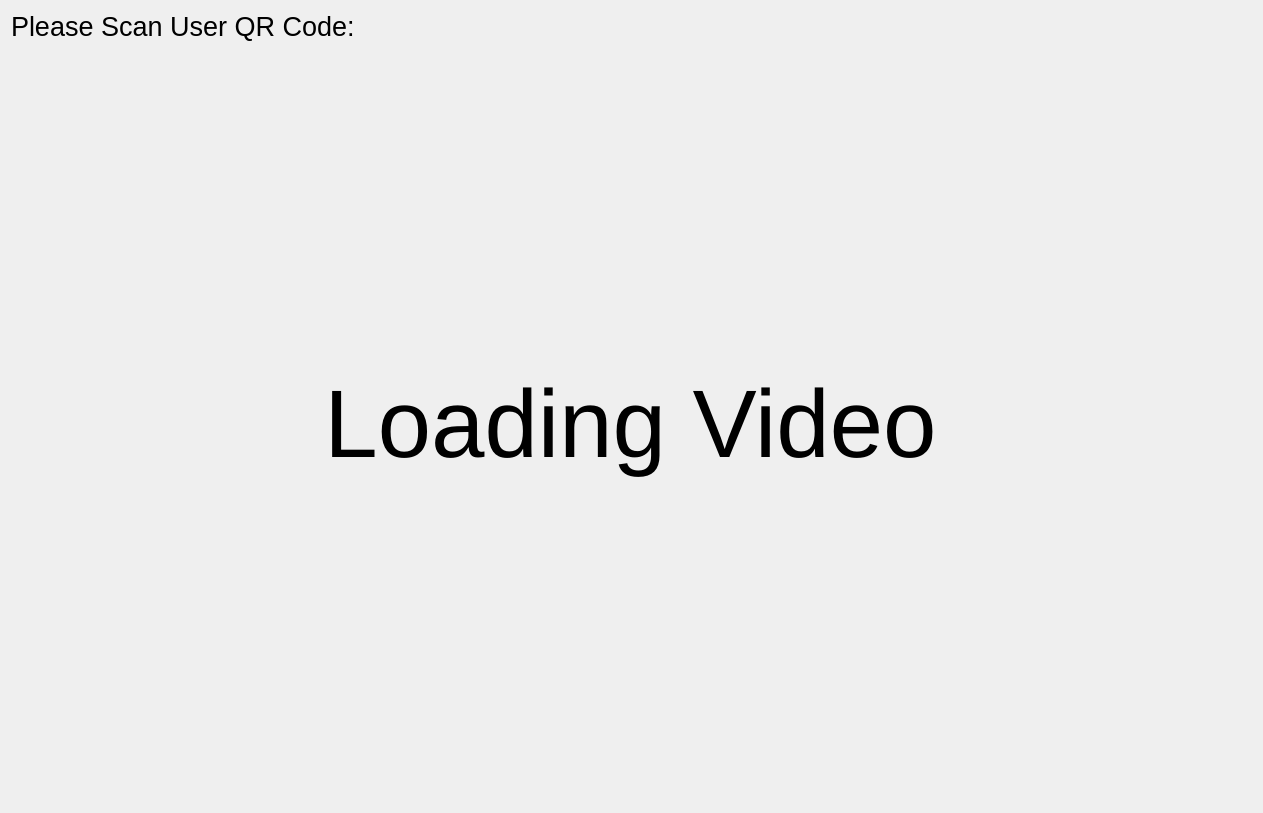
This is ui/login.ui in pcdshub/stock-management as Qt 5 draws it before an edit. The edited form follows.
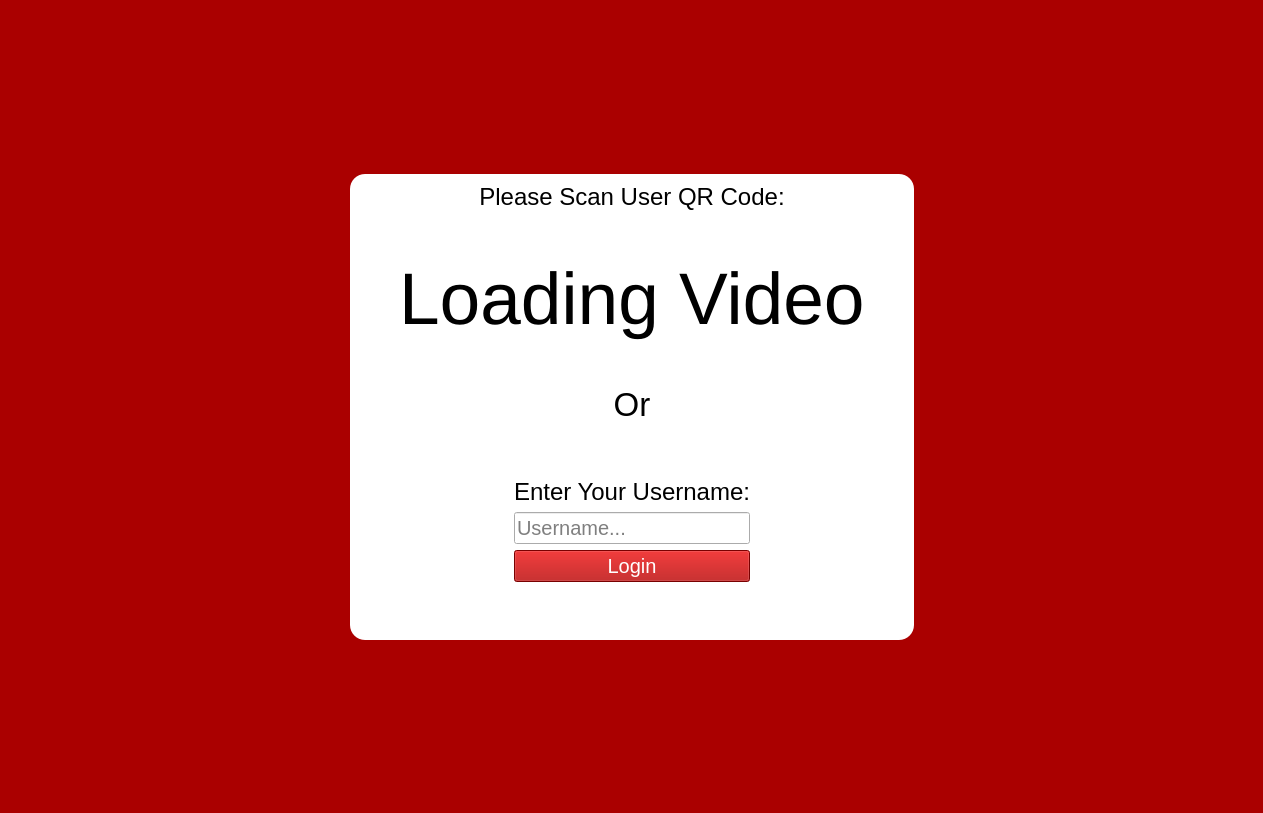
This is the edited form.

Commit message:
Creating Login Form Functionality
- In login.ui: made a clean form ui to login using a username, no password is required because nothing is required for the current system.

- In main.ui: changing instances of "exit" to "Log Out"

- In scanner.py: simplified some logic, added form functionality, and some error handling. Added logs for users logging out.

- In app.py: changed the exit button into the login button and made it log out, traversing to login.ui instead of exiting.

- In abstract.py: made `to_page()` more efficient using super and its @override method

Diff of the .ui file:
```diff
--- a/ui/login.ui
+++ b/ui/login.ui
@@ -16,37 +16,141 @@
     <verstretch>0</verstretch>
    </sizepolicy>
   </property>
-  <layout class="QVBoxLayout" name="_2">
-   <property name="sizeConstraint">
-    <enum>QLayout::SetMaximumSize</enum>
-   </property>
+  <property name="styleSheet">
+   <string notr="true"/>
+  </property>
+  <layout class="QVBoxLayout" name="verticalLayout_4">
+   <property name="leftMargin">
+    <number>0</number>
+   </property>
+   <property name="topMargin">
+    <number>0</number>
+   </property>
+   <property name="rightMargin">
+    <number>0</number>
+   </property>
+   <property name="bottomMargin">
+    <number>0</number>
+   </property>
    <item>
+    <widget class="QWidget" name="grid" native="true">
+     <property name="styleSheet">
+      <string notr="true">#grid {
+       background-color: rgb(170, 0, 0);
+       }
+      </string>
+     </property>
+     <layout class="QGridLayout" name="_2">
+      <item row="1" column="1">
+       <widget class="QWidget" name="widget" native="true">
+        <property name="sizePolicy">
+         <sizepolicy hsizetype="MinimumExpanding" vsizetype="MinimumExpanding">
+          <horstretch>0</horstretch>
+          <verstretch>0</verstretch>
+         </sizepolicy>
+        </property>
+        <property name="styleSheet">
+         <string notr="true">#widget {
+          background-color: white;
+          border-radius: 15px;
+          }
+         </string>
+        </property>
+        <layout class="QVBoxLayout">
+         <item>
+          <layout class="QGridLayout" name="_3">
+           <item row="3" column="1">
+            <widget class="QLabel" name="video_lbl">
+             <property name="font">
+              <font>
+               <pointsize>55</pointsize>
+              </font>
+             </property>
+             <property name="text">
+              <string>Loading Video</string>
+             </property>
+            </widget>
+           </item>
+           <item row="2" column="1">
+            <spacer name="verticalSpacer_6">
+             <property name="sizeHint" stdset="0">
+              <size>
+               <width>20</width>
+               <height>40</height>
+              </size>
+             </property>
+            </spacer>
+           </item>
+           <item row="3" column="2">
+            <spacer name="horizontalSpacer_4">
+             <property name="orientation">
+              <enum>Qt::Horizontal</enum>
+             </property>
+             <property name="sizeHint" stdset="0">
+              <size>
+               <width>40</width>
+               <height>20</height>
+              </size>
+             </property>
+            </spacer>
+           </item>
+           <item row="4" column="1">
+            <spacer name="verticalSpacer_5">
+             <property name="sizeHint" stdset="0">
+              <size>
+               <width>20</width>
+               <height>40</height>
+              </size>
+             </property>
+            </spacer>
+           </item>
+           <item row="3" column="0">
+            <spacer name="horizontalSpacer_3">
+             <property name="orientation">
+              <enum>Qt::Horizontal</enum>
+             </property>
+             <property name="sizeHint" stdset="0">
+              <size>
+               <width>40</width>
+               <height>20</height>
+              </size>
+             </property>
+            </spacer>
+           </item>
+           <item row="1" column="1">
     <widget class="QLabel" name="title">
      <property name="font">
       <font>
-       <pointsize>20</pointsize>
+               <pointsize>18</pointsize>
       </font>
      </property>
      <property name="text">
       <string>Please Scan User QR Code:</string>
      </property>
-    </widget>
-   </item>
+             <property name="alignment">
+              <set>Qt::AlignCenter</set>
+             </property>
+            </widget>
+           </item>
+          </layout>
+         </item>
    <item>
-    <spacer name="verticalSpacer_2">
-     <property name="orientation">
-      <enum>Qt::Vertical</enum>
-     </property>
-     <property name="sizeHint" stdset="0">
-      <size>
-       <width>20</width>
-       <height>40</height>
-      </size>
-     </property>
-    </spacer>
+          <widget class="QLabel" name="or">
+           <property name="font">
+            <font>
+             <pointsize>25</pointsize>
+            </font>
+           </property>
+           <property name="text">
+            <string>Or</string>
+           </property>
+           <property name="alignment">
+            <set>Qt::AlignCenter</set>
+           </property>
+          </widget>
    </item>
    <item>
-    <layout class="QHBoxLayout" name="horizontalLayout">
+          <layout class="QHBoxLayout" name="_4">
      <item>
       <spacer name="horizontalSpacer">
        <property name="orientation">
@@ -61,41 +165,144 @@
       </spacer>
      </item>
      <item>
-      <widget class="QLabel" name="video_lbl">
-       <property name="text">
-        <string>&lt;html&gt;&lt;head/&gt;&lt;body&gt;&lt;p align=&quot;center&quot;&gt;&lt;span style=&quot;
-         font-size:72pt;&quot;&gt;Loading Video&lt;/span&gt;&lt;/p&gt;&lt;/body&gt;&lt;/html&gt;
-        </string>
-       </property>
-      </widget>
-     </item>
-     <item>
-      <spacer name="horizontalSpacer_2">
-       <property name="orientation">
-        <enum>Qt::Horizontal</enum>
-       </property>
-       <property name="sizeHint" stdset="0">
-        <size>
-         <width>40</width>
-         <height>20</height>
-        </size>
-       </property>
-      </spacer>
-     </item>
-    </layout>
-   </item>
+            <widget class="QWidget" name="form" native="true">
+             <layout class="QVBoxLayout" name="_5">
    <item>
     <spacer name="verticalSpacer">
+                <property name="sizeHint" stdset="0">
+                 <size>
+                  <width>20</width>
+                  <height>40</height>
+                 </size>
+                </property>
+               </spacer>
+              </item>
+              <item>
+               <widget class="QLabel" name="label">
+                <property name="sizePolicy">
+                 <sizepolicy hsizetype="Expanding" vsizetype="Minimum">
+                  <horstretch>0</horstretch>
+                  <verstretch>0</verstretch>
+                 </sizepolicy>
+                </property>
+                <property name="font">
+                 <font>
+                  <pointsize>18</pointsize>
+                 </font>
+                </property>
+                <property name="text">
+                 <string>Enter Your Username:</string>
+                </property>
+               </widget>
+              </item>
+              <item>
+               <widget class="QLineEdit" name="username">
+                <property name="font">
+                 <font>
+                  <pointsize>15</pointsize>
+                 </font>
+                </property>
+                <property name="placeholderText">
+                 <string>Username...</string>
+                </property>
+               </widget>
+              </item>
+              <item>
+               <widget class="QPushButton" name="login_btn">
+                <property name="font">
+                 <font>
+                  <pointsize>15</pointsize>
+                 </font>
+                </property>
+                <property name="styleSheet">
+                 <string notr="true">background-color: rgb(170, 0, 0);
+                  color: white;
+                 </string>
+                </property>
+                <property name="text">
+                 <string>Login</string>
+                </property>
+               </widget>
+              </item>
+              <item>
+               <spacer name="verticalSpacer_2">
+                <property name="sizeHint" stdset="0">
+                 <size>
+                  <width>20</width>
+                  <height>40</height>
+                 </size>
+                </property>
+               </spacer>
+              </item>
+             </layout>
+            </widget>
+           </item>
+           <item>
+            <spacer name="horizontalSpacer_2">
      <property name="orientation">
-      <enum>Qt::Vertical</enum>
+              <enum>Qt::Horizontal</enum>
      </property>
      <property name="sizeHint" stdset="0">
       <size>
+               <width>40</width>
+               <height>20</height>
+              </size>
+             </property>
+            </spacer>
+           </item>
+          </layout>
+         </item>
+        </layout>
+       </widget>
+      </item>
+      <item row="1" column="0">
+       <spacer name="horizontalSpacer_6">
+        <property name="orientation">
+         <enum>Qt::Horizontal</enum>
+        </property>
+        <property name="sizeHint" stdset="0">
+         <size>
+          <width>40</width>
+          <height>20</height>
+         </size>
+        </property>
+       </spacer>
+      </item>
+      <item row="2" column="1">
+       <spacer name="verticalSpacer_3">
+        <property name="sizeHint" stdset="0">
+         <size>
        <width>20</width>
        <height>40</height>
       </size>
      </property>
     </spacer>
+      </item>
+      <item row="0" column="1">
+       <spacer name="verticalSpacer_4">
+        <property name="sizeHint" stdset="0">
+         <size>
+          <width>20</width>
+          <height>40</height>
+         </size>
+        </property>
+       </spacer>
+      </item>
+      <item row="1" column="2">
+       <spacer name="horizontalSpacer_5">
+        <property name="orientation">
+         <enum>Qt::Horizontal</enum>
+        </property>
+        <property name="sizeHint" stdset="0">
+         <size>
+          <width>40</width>
+          <height>20</height>
+         </size>
+        </property>
+       </spacer>
+      </item>
+     </layout>
+    </widget>
    </item>
   </layout>
  </widget>
```
Lines whose indentation alone changed are shown as unchanged. The commit also changes 4 other files.
